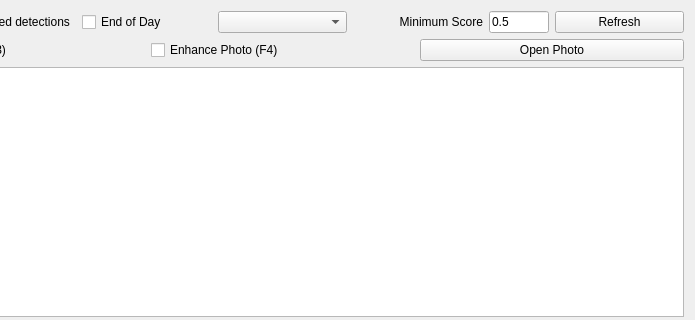
open-AIMS/reefscan_desktop_data_manager, file src/resources/cots_display.ui: the form before one commit; both pictures show x 130 to 825 and y 0 to 320 of the 825 by 584 pixel window.
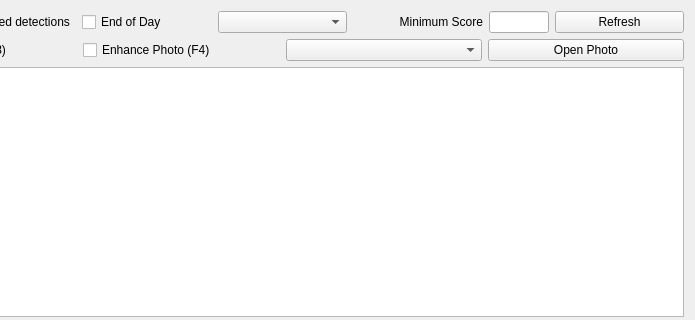
The form after the commit. Custom widgets are drawn as their Qt base class.

Commit message: Some changes to COTS detections to support 2 cameras Fix marks

What changed in the file:
```diff
--- a/src/resources/cots_display.ui
+++ b/src/resources/cots_display.ui
@@ -56,6 +56,9 @@
         </property>
        </widget>
       </item>
+      <item row="0" column="5">
+       <widget class="QComboBox" name="camera_combo_box"/>
+      </item>
      </layout>
     </widget>
    </item>
@@ -246,7 +249,7 @@
          </size>
         </property>
         <property name="text">
-         <string>0.5</string>
+         <string/>
         </property>
        </widget>
       </item>
```
The commit also changes 15 other files.
